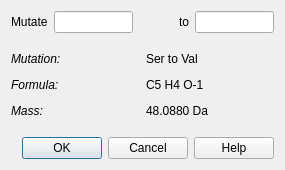
First picture: the form in mofi/createpointmutation_ui.ui, repository cdl-biosimilars/mofi, before the edit.
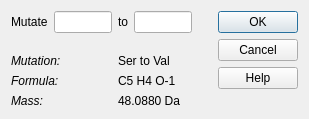
Second picture: the form after the edit.

Commit message: improve layout of mutation dialog

What changed in the file:
```diff
--- a/mofi/createpointmutation_ui.ui
+++ b/mofi/createpointmutation_ui.ui
@@ -6,8 +6,8 @@
    <rect>
     <x>0</x>
     <y>0</y>
-    <width>285</width>
-    <height>170</height>
+    <width>309</width>
+    <height>119</height>
    </rect>
   </property>
   <property name="windowTitle">
@@ -16,143 +16,100 @@
   <property name="modal">
    <bool>true</bool>
   </property>
-  <layout class="QVBoxLayout" name="verticalLayout">
-   <item>
-    <layout class="QHBoxLayout" name="horizontalLayout">
-     <item>
-      <widget class="QLabel" name="label">
-       <property name="text">
-        <string>Mutate</string>
-       </property>
-      </widget>
-     </item>
-     <item>
-      <widget class="QLineEdit" name="leOldResidue">
-       <property name="sizePolicy">
-        <sizepolicy hsizetype="Minimum" vsizetype="Fixed">
-         <horstretch>0</horstretch>
-         <verstretch>0</verstretch>
-        </sizepolicy>
-       </property>
-       <property name="minimumSize">
-        <size>
-         <width>20</width>
-         <height>0</height>
-        </size>
-       </property>
-       <property name="maxLength">
-        <number>1</number>
-       </property>
-      </widget>
-     </item>
-     <item>
-      <spacer name="horizontalSpacer">
-       <property name="orientation">
-        <enum>Qt::Horizontal</enum>
-       </property>
-       <property name="sizeType">
-        <enum>QSizePolicy::Minimum</enum>
-       </property>
-       <property name="sizeHint" stdset="0">
-        <size>
-         <width>40</width>
-         <height>20</height>
-        </size>
-       </property>
-      </spacer>
-     </item>
-     <item>
-      <widget class="QLabel" name="label_2">
-       <property name="text">
-        <string>to</string>
-       </property>
-      </widget>
-     </item>
-     <item>
-      <widget class="QLineEdit" name="leNewResidue">
-       <property name="sizePolicy">
-        <sizepolicy hsizetype="Minimum" vsizetype="Fixed">
-         <horstretch>0</horstretch>
-         <verstretch>0</verstretch>
-        </sizepolicy>
-       </property>
-       <property name="minimumSize">
-        <size>
-         <width>20</width>
-         <height>0</height>
-        </size>
-       </property>
-       <property name="maxLength">
-        <number>1</number>
-       </property>
-      </widget>
-     </item>
-    </layout>
-   </item>
-   <item>
-    <spacer name="verticalSpacer_2">
-     <property name="orientation">
-      <enum>Qt::Vertical</enum>
-     </property>
-     <property name="sizeType">
-      <enum>QSizePolicy::Fixed</enum>
-     </property>
-     <property name="sizeHint" stdset="0">
-      <size>
-       <width>20</width>
-       <height>10</height>
-      </size>
-     </property>
-    </spacer>
-   </item>
+  <layout class="QHBoxLayout" name="horizontalLayout">
    <item>
     <layout class="QGridLayout" name="gridLayout">
-     <item row="1" column="1">
+     <item row="0" column="1">
+      <widget class="QLineEdit" name="leOldResidue">
+       <property name="sizePolicy">
+        <sizepolicy hsizetype="Minimum" vsizetype="Fixed">
+         <horstretch>0</horstretch>
+         <verstretch>0</verstretch>
+        </sizepolicy>
+       </property>
+       <property name="minimumSize">
+        <size>
+         <width>20</width>
+         <height>0</height>
+        </size>
+       </property>
+       <property name="maxLength">
+        <number>1</number>
+       </property>
+      </widget>
+     </item>
+     <item row="3" column="0" colspan="2">
+      <widget class="QLabel" name="label_4">
+       <property name="font">
+        <font>
+         <italic>true</italic>
+        </font>
+       </property>
+       <property name="text">
+        <string>Formula:</string>
+       </property>
+      </widget>
+     </item>
+     <item row="3" column="2" colspan="2">
       <widget class="QLabel" name="lbFormula">
        <property name="text">
         <string>C5 H4 O-1</string>
        </property>
       </widget>
      </item>
-     <item row="2" column="0">
-      <widget class="QLabel" name="label_5">
-       <property name="font">
-        <font>
-         <italic>true</italic>
-        </font>
-       </property>
+     <item row="0" column="2">
+      <widget class="QLabel" name="label_2">
        <property name="text">
-        <string>Mass:</string>
+        <string>to</string>
        </property>
       </widget>
      </item>
-     <item row="2" column="1">
+     <item row="4" column="2" colspan="2">
       <widget class="QLabel" name="lbMass">
        <property name="text">
         <string>48.0880 Da</string>
        </property>
       </widget>
      </item>
-     <item row="1" column="0">
-      <widget class="QLabel" name="label_4">
+     <item row="4" column="0" colspan="2">
+      <widget class="QLabel" name="label_5">
        <property name="font">
         <font>
          <italic>true</italic>
         </font>
        </property>
        <property name="text">
-        <string>Formula:</string>
-       </property>
-      </widget>
-     </item>
-     <item row="0" column="1">
-      <widget class="QLabel" name="lbMutation">
-       <property name="text">
-        <string>Ser to Val</string>
+        <string>Mass:</string>
        </property>
       </widget>
      </item>
      <item row="0" column="0">
+      <widget class="QLabel" name="label">
+       <property name="text">
+        <string>Mutate</string>
+       </property>
+      </widget>
+     </item>
+     <item row="0" column="3">
+      <widget class="QLineEdit" name="leNewResidue">
+       <property name="sizePolicy">
+        <sizepolicy hsizetype="Minimum" vsizetype="Fixed">
+         <horstretch>0</horstretch>
+         <verstretch>0</verstretch>
+        </sizepolicy>
+       </property>
+       <property name="minimumSize">
+        <size>
+         <width>20</width>
+         <height>0</height>
+        </size>
+       </property>
+       <property name="maxLength">
+        <number>1</number>
+       </property>
+      </widget>
+     </item>
+     <item row="2" column="0" colspan="2">
       <widget class="QLabel" name="label_3">
        <property name="font">
         <font>
@@ -164,28 +121,51 @@
        </property>
       </widget>
      </item>
+     <item row="2" column="2" colspan="2">
+      <widget class="QLabel" name="lbMutation">
+       <property name="text">
+        <string>Ser to Val</string>
+       </property>
+      </widget>
+     </item>
+     <item row="1" column="0" colspan="4">
+      <spacer name="verticalSpacer">
+       <property name="orientation">
+        <enum>Qt::Vertical</enum>
+       </property>
+       <property name="sizeType">
+        <enum>QSizePolicy::MinimumExpanding</enum>
+       </property>
+       <property name="sizeHint" stdset="0">
+        <size>
+         <width>20</width>
+         <height>10</height>
+        </size>
+       </property>
+      </spacer>
+     </item>
     </layout>
    </item>
    <item>
-    <spacer name="verticalSpacer">
-     <property name="orientation">
-      <enum>Qt::Vertical</enum>
-     </property>
-     <property name="sizeType">
-      <enum>QSizePolicy::Fixed</enum>
-     </property>
-     <property name="sizeHint" stdset="0">
-      <size>
-       <width>20</width>
-       <height>10</height>
-      </size>
-     </property>
-    </spacer>
-   </item>
-   <item>
-    <widget class="QDialogButtonBox" name="buttonBox">
+    <spacer name="horizontalSpacer_2">
      <property name="orientation">
       <enum>Qt::Horizontal</enum>
+     </property>
+     <property name="sizeType">
+      <enum>QSizePolicy::MinimumExpanding</enum>
+     </property>
+     <property name="sizeHint" stdset="0">
+      <size>
+       <width>20</width>
+       <height>20</height>
+      </size>
+     </property>
+    </spacer>
+   </item>
+   <item>
+    <widget class="QDialogButtonBox" name="buttonBox">
+     <property name="orientation">
+      <enum>Qt::Vertical</enum>
      </property>
      <property name="standardButtons">
       <set>QDialogButtonBox::Cancel|QDialogButtonBox::Help|QDialogButtonBox::Ok</set>
```
The commit also changes 1 other file.
